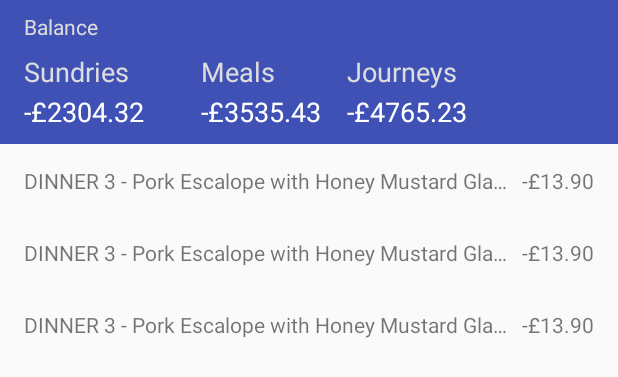
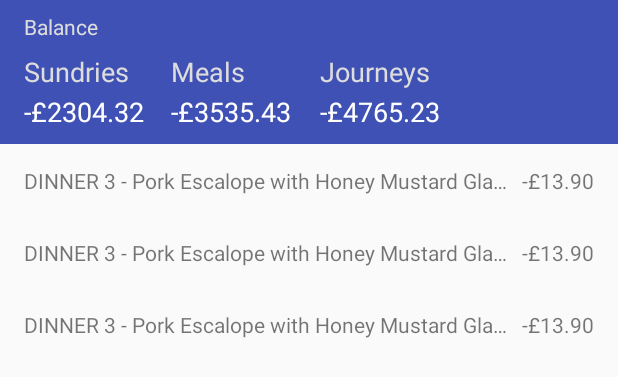
Before and after one commit to cheahjs/ChristsMeal, an Android app: the layout fragment_transaction_list.xml on its own in the app's theme, with its tools: preview values and no code run, on a phone screen of 412 x 824 dp. Shown: the top 377 px of the screen. Run offline under Robolectric (Android 15) with nearby library versions, the phone set to English and light mode, and no system bars.

Commit message:
Adjust balance spacing to look more even

```diff
--- a/app/src/main/res/layout/fragment_transaction_list.xml
+++ b/app/src/main/res/layout/fragment_transaction_list.xml
@@ -62,7 +62,7 @@
             android:id="@+id/textView6"
             android:layout_width="wrap_content"
             android:layout_height="wrap_content"
-            android:layout_marginStart="48dp"
+            android:layout_marginStart="28dp"
             android:layout_marginTop="8dp"
             android:text="Meals"
             android:textAppearance="@style/TextAppearance.AppCompat.Medium.Inverse"
@@ -74,7 +74,7 @@
             android:id="@+id/textView7"
             android:layout_width="wrap_content"
             android:layout_height="wrap_content"
-            android:layout_marginStart="48dp"
+            android:layout_marginStart="50dp"
             android:layout_marginTop="8dp"
             android:text="Journeys"
             android:textAppearance="@style/TextAppearance.AppCompat.Medium.Inverse"
```
